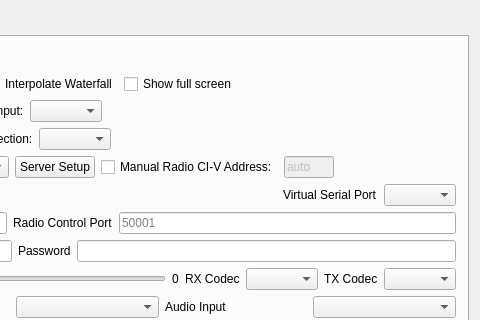
Above: wfmain.ui from adecarolis/wfweb before the change; both pictures show x 454 to 934 and y 0 to 320 of the 934 by 582 pixel window. Below: the same form after it.
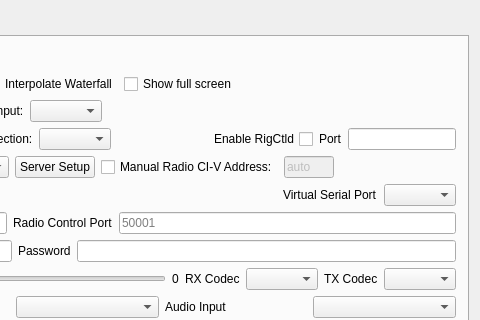
That is the form after the change. Custom widgets are drawn as their Qt base class.

Commit message: Add rigctld config to ui and fix some bugs

Patch:
```diff
--- a/wfmain.ui
+++ b/wfmain.ui
@@ -2244,6 +2244,26 @@
             </property>
            </spacer>
           </item>
+          <item>
+           <widget class="QCheckBox" name="enableRigctldChk">
+            <property name="layoutDirection">
+             <enum>Qt::RightToLeft</enum>
+            </property>
+            <property name="text">
+             <string>Enable RigCtld</string>
+            </property>
+           </widget>
+          </item>
+          <item>
+           <widget class="QLabel" name="label_6">
+            <property name="text">
+             <string>Port</string>
+            </property>
+           </widget>
+          </item>
+          <item>
+           <widget class="QLineEdit" name="rigctldPortTxt"/>
+          </item>
          </layout>
         </item>
         <item>
```
Left out of the diff: 2 changed lines with no effect on the pictures. The commit also changes 8 other files.
